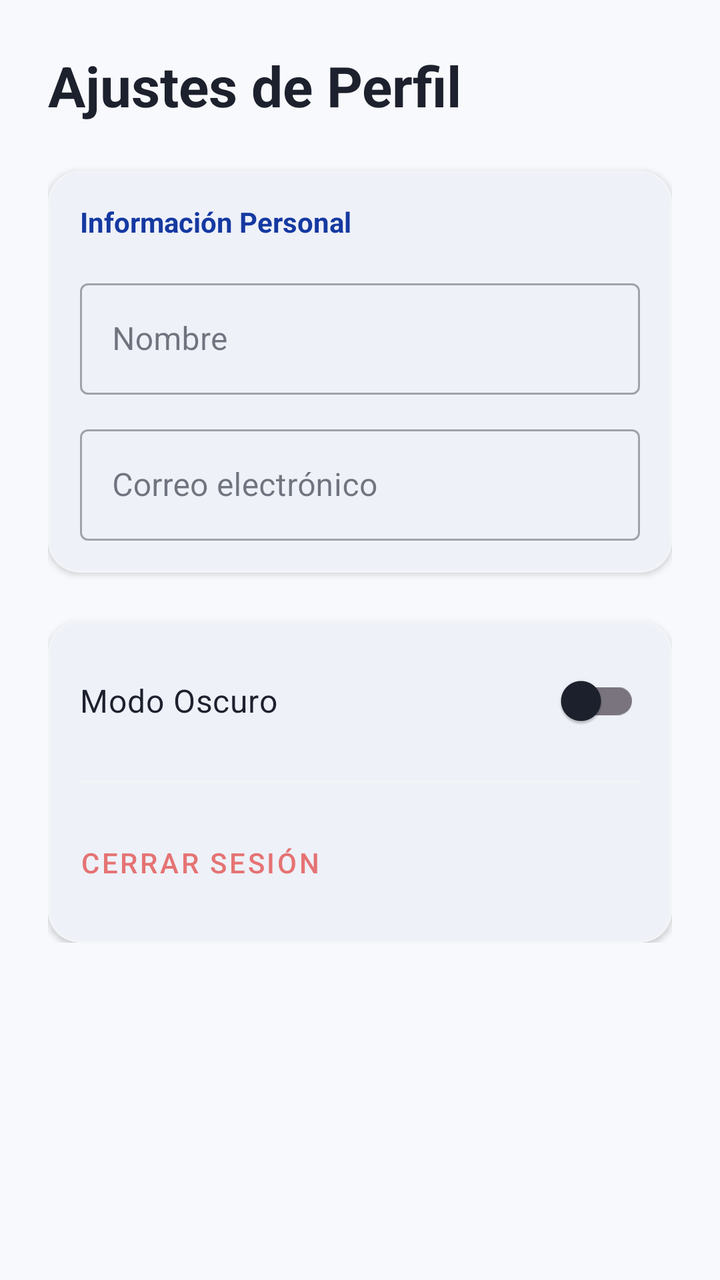
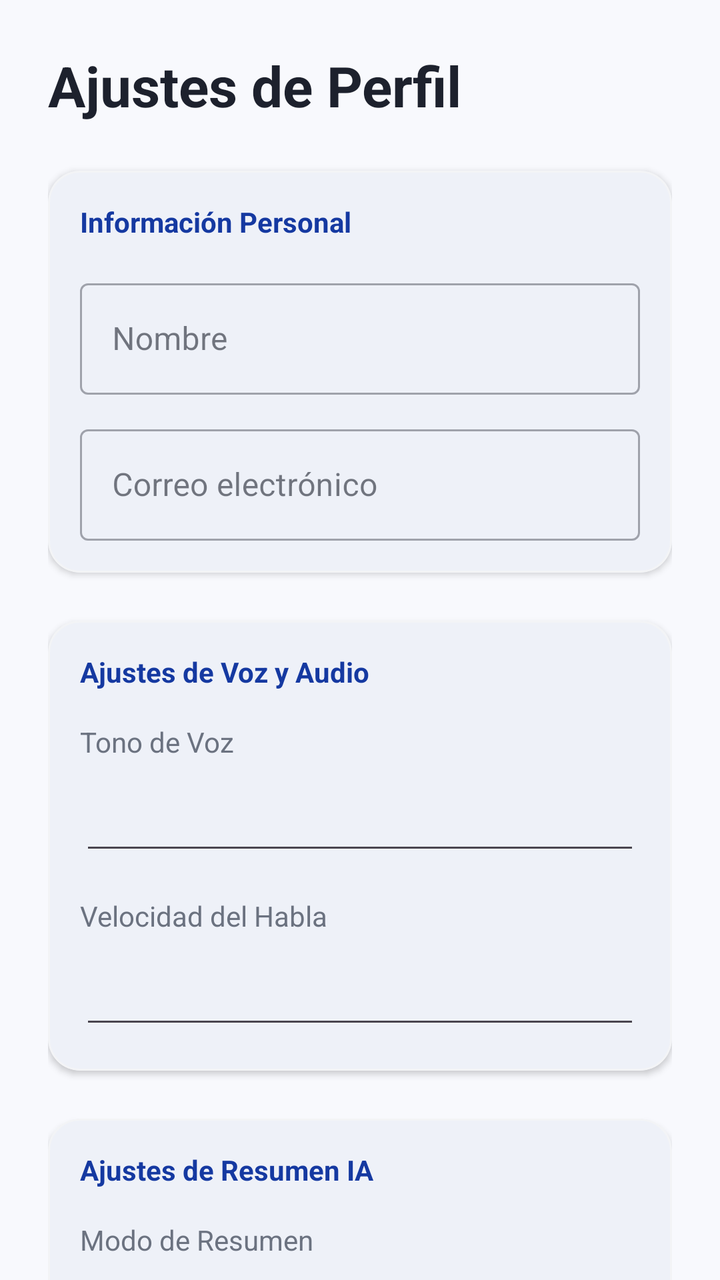

Before-and-after screenshots of an Android layout around one commit, followed by the original layout XML and the change that was made.
<!-- AndroidManifest.xml: application theme Theme.SignLink -->
<!-- res/layout/fragment_settings.xml -->
<?xml version="1.0" encoding="utf-8"?>
<androidx.core.widget.NestedScrollView xmlns:android="http://schemas.android.com/apk/res/android"
    xmlns:app="http://schemas.android.com/apk/res-auto"
    android:layout_width="match_parent"
    android:layout_height="match_parent"
    android:background="?android:attr/windowBackground">

    <LinearLayout
        android:layout_width="match_parent"
        android:layout_height="wrap_content"
        android:orientation="vertical"
        android:padding="24dp">

        <TextView
            android:layout_width="wrap_content"
            android:layout_height="wrap_content"
            android:text="@string/settings_title"
            android:textSize="28sp"
            android:textStyle="bold"
            android:textColor="?attr/colorOnSurface"
            android:layout_marginBottom="24dp"/>

        
        <com.google.android.material.card.MaterialCardView
            android:layout_width="match_parent"
            android:layout_height="wrap_content"
            app:cardBackgroundColor="?attr/colorSurface"
            app:strokeColor="?attr/colorSurfaceVariant"
            app:strokeWidth="1dp"
            app:cardCornerRadius="16dp"
            app:cardElevation="2dp"
            android:layout_marginBottom="24dp">

            <LinearLayout
                android:layout_width="match_parent"
                android:layout_height="wrap_content"
                android:orientation="vertical"
                android:padding="16dp">

                <TextView
                    android:layout_width="wrap_content"
                    android:layout_height="wrap_content"
                    android:text="@string/personal_info_section"
                    android:textStyle="bold"
                    android:textColor="@color/primary"
                    android:layout_marginBottom="16dp"/>

                <com.google.android.material.textfield.TextInputLayout
                    android:layout_width="match_parent"
                    android:layout_height="wrap_content"
                    android:hint="@string/label_name"
                    style="@style/Widget.MaterialComponents.TextInputLayout.OutlinedBox"
                    android:layout_marginBottom="12dp">
                    <com.google.android.material.textfield.TextInputEditText
                        android:id="@+id/et_name"
                        android:layout_width="match_parent"
                        android:layout_height="wrap_content"
                        android:enabled="false"
                        android:inputType="textPersonName"/>
                </com.google.android.material.textfield.TextInputLayout>

                <com.google.android.material.textfield.TextInputLayout
                    android:layout_width="match_parent"
                    android:layout_height="wrap_content"
                    android:hint="@string/label_email"
                    style="@style/Widget.MaterialComponents.TextInputLayout.OutlinedBox">
                    <com.google.android.material.textfield.TextInputEditText
                        android:id="@+id/et_email"
                        android:layout_width="match_parent"
                        android:layout_height="wrap_content"
                        android:enabled="false"
                        android:inputType="textEmailAddress"/>
                </com.google.android.material.textfield.TextInputLayout>
            </LinearLayout>
        </com.google.android.material.card.MaterialCardView>

        
        <com.google.android.material.card.MaterialCardView
            android:layout_width="match_parent"
            android:layout_height="wrap_content"
            app:cardBackgroundColor="?attr/colorSurface"
            app:strokeColor="?attr/colorSurfaceVariant"
            app:strokeWidth="1dp"
            app:cardCornerRadius="16dp"
            app:cardElevation="2dp">

            <LinearLayout
                android:layout_width="match_parent"
                android:layout_height="wrap_content"
                android:orientation="vertical"
                android:padding="16dp">

                <com.google.android.material.switchmaterial.SwitchMaterial
                    android:id="@+id/switch_dark_mode"
                    android:layout_width="match_parent"
                    android:layout_height="wrap_content"
                    android:text="@string/label_dark_mode"
                    android:textSize="16sp"
                    android:textColor="?attr/colorOnSurface" />

                <View
                    android:layout_width="match_parent"
                    android:layout_height="1dp"
                    android:background="?attr/colorSurfaceVariant"
                    android:layout_marginTop="16dp"
                    android:layout_marginBottom="16dp"/>

                <Button
                    android:id="@+id/tv_logout"
                    style="@style/Widget.MaterialComponents.Button.TextButton"
                    android:layout_width="match_parent"
                    android:layout_height="wrap_content"
                    android:text="@string/menu_logout"
                    android:textColor="@color/panic_red"
                    android:gravity="start|center_vertical"
                    android:padding="0dp"/>
            </LinearLayout>
        </com.google.android.material.card.MaterialCardView>

    </LinearLayout>
</androidx.core.widget.NestedScrollView>
<!-- resources referenced by this layout -->
<resources>
  <color name="panic_red">#E57373</color>
  <color name="primary">#1539A1</color>
  <string name="label_dark_mode">Modo Oscuro</string>
  <string name="label_email">Correo electrónico</string>
  <string name="label_name">Nombre</string>
  <string name="menu_logout">Cerrar Sesión</string>
  <string name="personal_info_section">Información Personal</string>
  <string name="settings_title">Ajustes de Perfil</string>
  <style name="Theme.SignLink" parent="Base.Theme.SignLink" />
  <style name="Base.Theme.SignLink" parent="Theme.Material3.DayNight.NoActionBar">
          <item name="colorPrimary">@color/primary</item>
          <item name="colorOnPrimary">@color/on_primary</item>
          <item name="colorSecondary">@color/secondary</item>
          <item name="colorOnSecondary">@color/on_secondary</item>
          <item name="android:navigationBarColor">@color/white</item>
          <item name="android:windowBackground">@color/background</item>
          <item name="colorSurface">@color/surface</item>
          <item name="colorOnSurface">@color/on_surface</item>
          <item name="colorOnSurfaceVariant">@color/on_surface_variant</item>
          <item name="colorSurfaceVariant">@color/gray_100</item>
          <item name="colorPrimaryContainer">#E3F2FD</item>
          <item name="colorOnPrimaryContainer">@color/primary_variant</item>
      </style>
  <color name="on_primary">#FFFFFF</color>
  <color name="secondary">#00D09C</color>
  <color name="on_secondary">#FFFFFF</color>
  <color name="white">#FFFFFFFF</color>
  <color name="background">#F8F9FD</color>
  <color name="surface">#FFFFFF</color>
  <color name="on_surface">#1D212D</color>
  <color name="on_surface_variant">#6B7280</color>
  <color name="gray_100">#F3F4F6</color>
  <color name="primary_variant">#0D2970</color>
</resources>

<!-- the commit's change to res/layout/fragment_settings.xml (unified diff, before → after) -->
@@ -82,6 +82,114 @@
             app:strokeColor="?attr/colorSurfaceVariant"
             app:strokeWidth="1dp"
             app:cardCornerRadius="16dp"
+            app:cardElevation="2dp"
+            android:layout_marginBottom="24dp">
+
+            <LinearLayout
+                android:layout_width="match_parent"
+                android:layout_height="wrap_content"
+                android:orientation="vertical"
+                android:padding="16dp">
+
+                <TextView
+                    android:layout_width="wrap_content"
+                    android:layout_height="wrap_content"
+                    android:text="Ajustes de Voz y Audio"
+                    android:textStyle="bold"
+                    android:textColor="@color/primary"
+                    android:layout_marginBottom="16dp"/>
+
+                
+                <TextView
+                    android:layout_width="wrap_content"
+                    android:layout_height="wrap_content"
+                    android:text="Tono de Voz"
+                    android:textSize="14sp"
+                    android:textColor="?attr/colorOnSurfaceVariant"
+                    android:layout_marginBottom="4dp"/>
+
+                <Spinner
+                    android:id="@+id/spinner_voice_pitch"
+                    android:layout_width="match_parent"
+                    android:layout_height="48dp"
+                    android:layout_marginBottom="16dp"
+                    android:background="?android:attr/editTextBackground"/>
+
+                
+                <TextView
+                    android:layout_width="wrap_content"
+                    android:layout_height="wrap_content"
+                    android:text="Velocidad del Habla"
+                    android:textSize="14sp"
+                    android:textColor="?attr/colorOnSurfaceVariant"
+                    android:layout_marginBottom="4dp"/>
+
+                <Spinner
+                    android:id="@+id/spinner_voice_speed"
+                    android:layout_width="match_parent"
+                    android:layout_height="48dp"
+                    android:background="?android:attr/editTextBackground"/>
+            </LinearLayout>
+        </com.google.android.material.card.MaterialCardView>
+
+        
+        <com.google.android.material.card.MaterialCardView
+            android:layout_width="match_parent"
+            android:layout_height="wrap_content"
+            app:cardBackgroundColor="?attr/colorSurface"
+            app:strokeColor="?attr/colorSurfaceVariant"
+            app:strokeWidth="1dp"
+            app:cardCornerRadius="16dp"
+            app:cardElevation="2dp"
+            android:layout_marginBottom="24dp">
+
+            <LinearLayout
+                android:layout_width="match_parent"
+                android:layout_height="wrap_content"
+                android:orientation="vertical"
+                android:padding="16dp">
+
+                <TextView
+                    android:layout_width="wrap_content"
+                    android:layout_height="wrap_content"
+                    android:text="Ajustes de Resumen IA"
+                    android:textStyle="bold"
+                    android:textColor="@color/primary"
+                    android:layout_marginBottom="16dp"/>
+
+                <TextView
+                    android:layout_width="wrap_content"
+                    android:layout_height="wrap_content"
+                    android:text="Modo de Resumen"
+                    android:textSize="14sp"
+                    android:textColor="?attr/colorOnSurfaceVariant"
+                    android:layout_marginBottom="4dp"/>
+
+                <Spinner
+                    android:id="@+id/spinner_summary_mode"
+                    android:layout_width="match_parent"
+                    android:layout_height="48dp"
+                    android:layout_marginBottom="8dp"
+                    android:background="?android:attr/editTextBackground"/>
+
+                <TextView
+                    android:id="@+id/tv_summary_mode_desc"
+                    android:layout_width="match_parent"
+                    android:layout_height="wrap_content"
+                    android:textSize="12sp"
+                    android:textColor="?attr/colorOnSurfaceVariant"
+                    android:text="Elige el estilo de resumen que prefieras."/>
+            </LinearLayout>
+        </com.google.android.material.card.MaterialCardView>
+
+        
+        <com.google.android.material.card.MaterialCardView
+            android:layout_width="match_parent"
+            android:layout_height="wrap_content"
+            app:cardBackgroundColor="?attr/colorSurface"
+            app:strokeColor="?attr/colorSurfaceVariant"
+            app:strokeWidth="1dp"
+            app:cardCornerRadius="16dp"
             app:cardElevation="2dp">
 
             <LinearLayout
